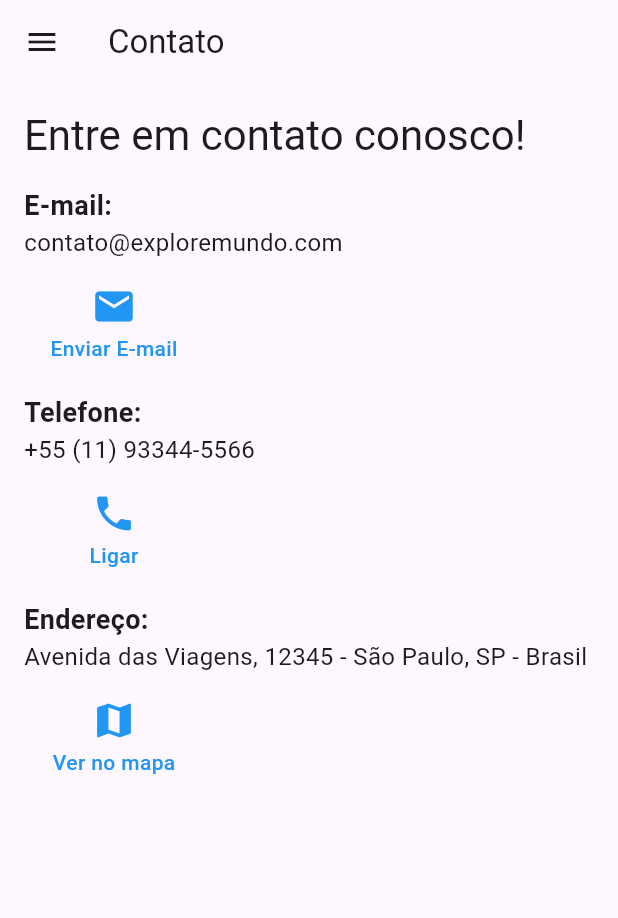
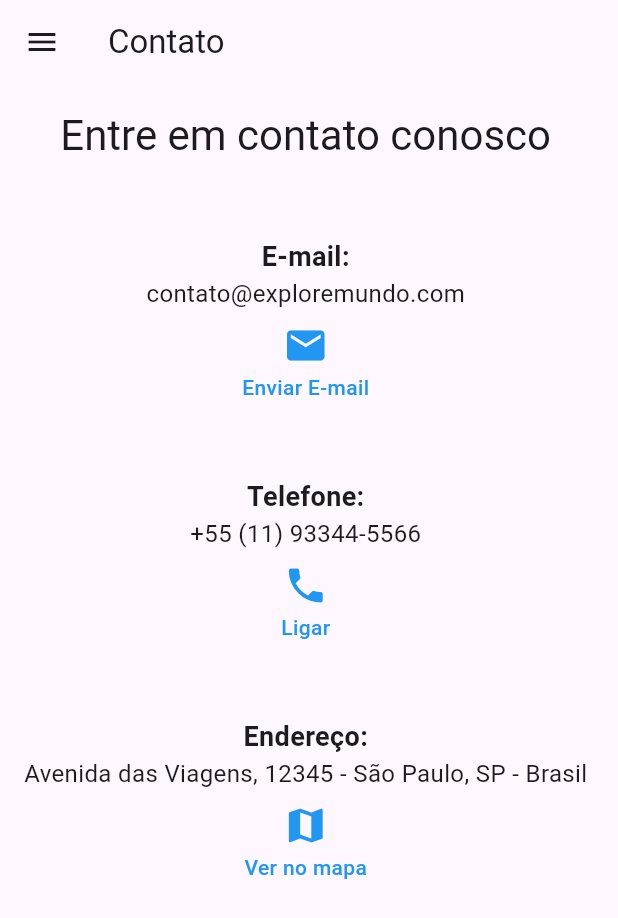
Before and after one commit to PedroAvilar/explore_mundo, a Flutter app: the ContatoPage screen opened by its route, on a phone screen of 412 x 824 dp. Shown: the top 918 px of the screen. Run offline on Flutter 3.47's test engine with Material 3 defaults, Android fonts, the phone set to English and light mode, and no system bars; our stand-ins replace share_plus.

Commit message:
Correções no layout da página de contato.

```diff
--- a/lib/pages/contato_page.dart
+++ b/lib/pages/contato_page.dart
@@ -19,13 +19,13 @@ class ContatoPage extends StatelessWidget {
       corpo: Padding(
         padding: const EdgeInsets.all(16.0),
         child: Column(
-          crossAxisAlignment: CrossAxisAlignment.start,
+          crossAxisAlignment: CrossAxisAlignment.center,
           children: [
             Text(
-              'Entre em contato conosco!',
+              'Entre em contato conosco',
               style: Theme.of(context).textTheme.headlineMedium,
             ),
-            const SizedBox(height: 16),
+            const SizedBox(height: 50),
 
             //E-mail
             const Text(
@@ -36,7 +36,6 @@ class ContatoPage extends StatelessWidget {
               email,
               style: TextStyle(fontSize: 16),
             ),
-            const SizedBox(height: 8),
             //Botão para o e-mail
             buildBotoesAcoes(
               Icons.email,
@@ -45,7 +44,7 @@ class ContatoPage extends StatelessWidget {
               context,
               email: email,
             ),
-            const SizedBox(height: 20),
+            const SizedBox(height: 50),
 
             //Telefone
             const Text(
@@ -56,7 +55,6 @@ class ContatoPage extends StatelessWidget {
               telefone,
               style: TextStyle(fontSize: 16),
             ),
-            const SizedBox(height: 8),
             //Botão de ligar
             buildBotoesAcoes(
               Icons.phone,
@@ -65,7 +63,7 @@ class ContatoPage extends StatelessWidget {
               context,
               telefone: telefone,
             ),
-            const SizedBox(height: 20),
+            const SizedBox(height: 50),
 
             //Endereço
             const Text(
@@ -76,7 +74,6 @@ class ContatoPage extends StatelessWidget {
               endereco,
               style: TextStyle(fontSize: 16),
             ),
-            const SizedBox(height: 8),
             //Botão para o mapa
             buildBotoesAcoes(
               Icons.map,
@@ -85,7 +82,7 @@ class ContatoPage extends StatelessWidget {
               context,
               endereco: endereco,
             ),
-            const SizedBox(height: 20),
+            const SizedBox(height: 24),
           ],
         ),
       )
```
